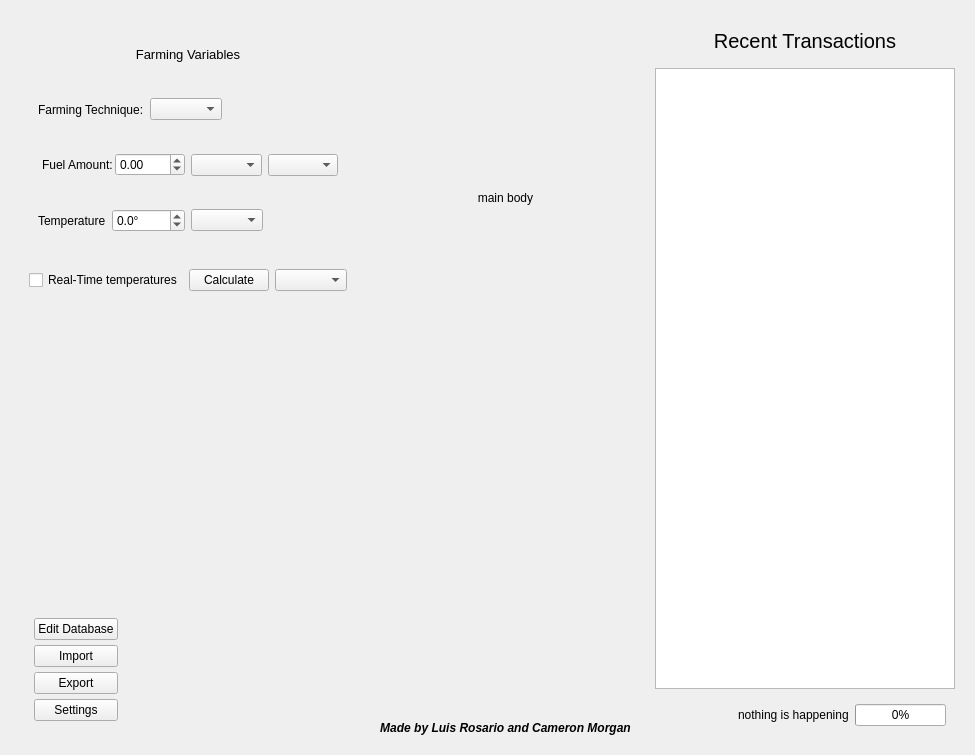
This is src/data/resources/GUI_files/generalTabWidget.ui in Luis-Rosario-Alers/CarbonCalculator as Qt 5 draws it before an edit. The edited form follows.
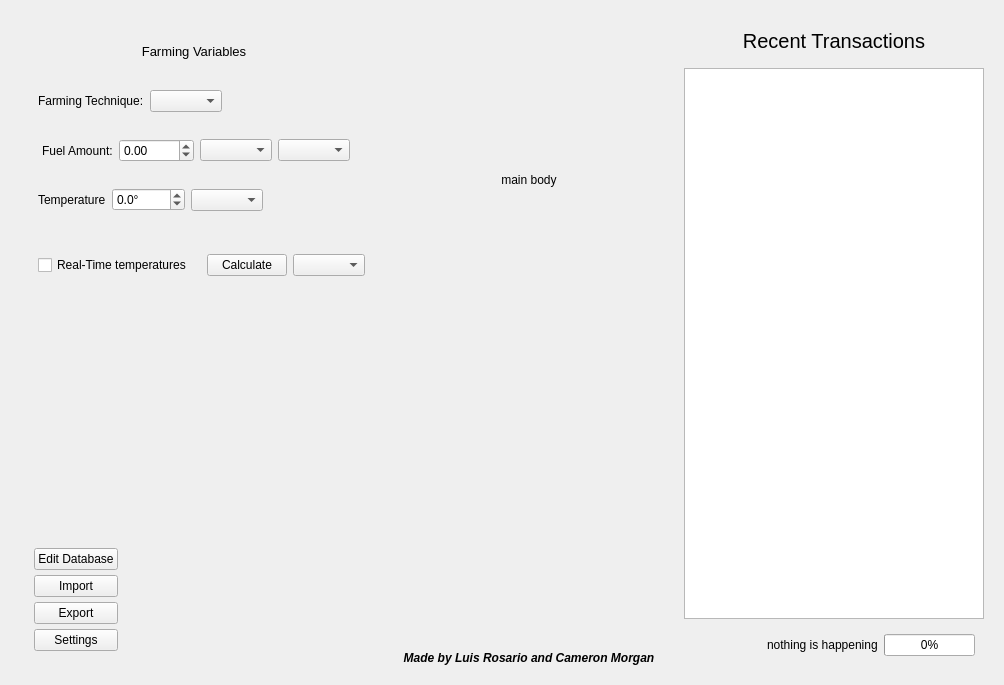
This is the edited form. Icons and pictures are not drawn.

```diff
--- a/src/data/resources/GUI_files/generalTabWidget.ui
+++ b/src/data/resources/GUI_files/generalTabWidget.ui
@@ -6,8 +6,8 @@
    <rect>
     <x>0</x>
     <y>0</y>
-    <width>962</width>
-    <height>755</height>
+    <width>1004</width>
+    <height>685</height>
    </rect>
   </property>
   <property name="windowTitle">
@@ -228,12 +228,18 @@
         </property>
         <layout class="QHBoxLayout" name="horizontalLayout_6">
          <item>
-          <widget class="QCheckBox" name="calculateContainerCheckBox">
+          <widget class="QWidget" name="realTimeTemperaturesControlContainerWidget" native="true">
+           <layout class="QVBoxLayout" name="verticalLayout_7">
+            <item>
+             <widget class="QCheckBox" name="realTimeTemperatureCheckBox">
            <property name="text">
             <string>Real-Time temperatures</string>
            </property>
           </widget>
          </item>
+           </layout>
+          </widget>
+         </item>
          <item>
           <widget class="QPushButton" name="calculateContainerPushButton">
            <property name="text">
```
Left out of the diff: 6 changed lines with no effect on the pictures. Lines whose indentation alone changed are shown as unchanged.
